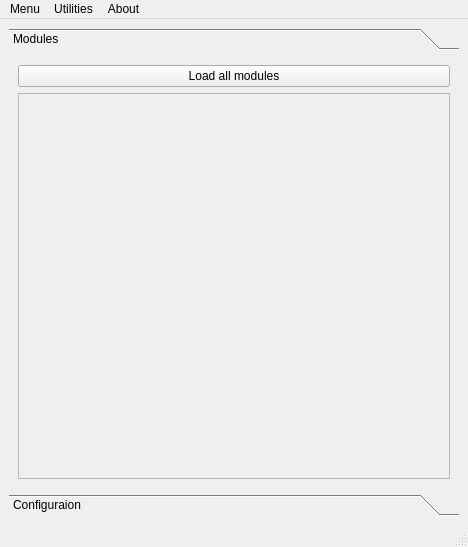
Qt form gui/manager/ManagerWindowTemplate.ui (Ulm-IQO/qudi) before a commit.
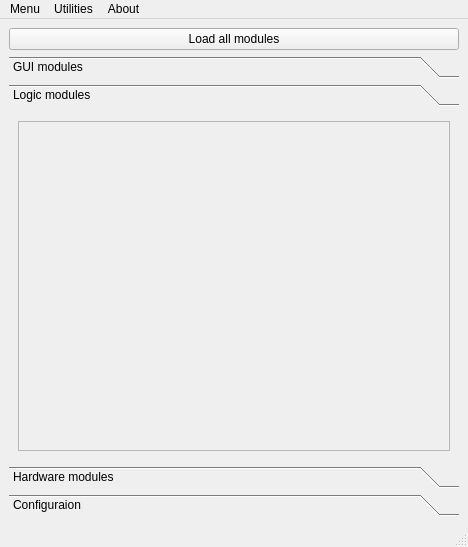
The same form after that commit. The open tabs and pages were chosen to show the change. Icons and pictures are not drawn.

Commit message: A different approach to module reloading

What changed in the file:
```diff
--- a/gui/manager/ManagerWindowTemplate.ui
+++ b/gui/manager/ManagerWindowTemplate.ui
@@ -15,7 +15,7 @@
   </property>
   <widget class="QWidget" name="centralwidget">
    <layout class="QGridLayout" name="gridLayout">
-    <item row="0" column="0">
+    <item row="1" column="0">
      <widget class="QToolBox" name="toolBox">
       <property name="currentIndex">
        <number>0</number>
@@ -26,20 +26,13 @@
          <x>0</x>
          <y>0</y>
          <width>450</width>
-         <height>432</height>
+         <height>348</height>
         </rect>
        </property>
        <attribute name="label">
-        <string>Modules</string>
+        <string>GUI modules</string>
        </attribute>
        <layout class="QGridLayout" name="gridLayout">
-        <item row="0" column="0">
-         <widget class="QPushButton" name="loadAllButton">
-          <property name="text">
-           <string>Load all modules</string>
-          </property>
-         </widget>
-        </item>
         <item row="1" column="0">
          <widget class="QScrollArea" name="scrollArea">
           <property name="widgetResizable">
@@ -51,7 +44,55 @@
              <x>0</x>
              <y>0</y>
              <width>430</width>
-             <height>384</height>
+             <height>328</height>
+            </rect>
+           </property>
+          </widget>
+         </widget>
+        </item>
+       </layout>
+      </widget>
+      <widget class="QWidget" name="logicmod">
+       <attribute name="label">
+        <string>Logic modules</string>
+       </attribute>
+       <layout class="QGridLayout" name="gridLayout">
+        <item row="0" column="0">
+         <widget class="QScrollArea" name="scrollArea">
+          <property name="widgetResizable">
+           <bool>true</bool>
+          </property>
+          <widget class="QWidget" name="logicscroll">
+           <property name="geometry">
+            <rect>
+             <x>0</x>
+             <y>0</y>
+             <width>430</width>
+             <height>328</height>
+            </rect>
+           </property>
+          </widget>
+         </widget>
+        </item>
+       </layout>
+      </widget>
+      <widget class="QWidget" name="hwmod">
+       <attribute name="label">
+        <string>Hardware modules</string>
+       </attribute>
+       <layout class="QGridLayout" name="gridLayout">
+        <item row="0" column="0">
+         <widget class="QScrollArea" name="scrollArea">
+          <property name="widgetResizable">
+           <bool>true</bool>
+          </property>
+          <widget class="QWidget" name="hwscroll">
+           <property name="geometry">
+            <rect>
+             <x>0</x>
+             <y>0</y>
+             <width>430</width>
+             <height>328</height>
             </rect>
            </property>
           </widget>
@@ -85,6 +126,13 @@
       </widget>
      </widget>
     </item>
+    <item row="0" column="0">
+     <widget class="QPushButton" name="loadAllButton">
+      <property name="text">
+       <string>Load all modules</string>
+      </property>
+     </widget>
+    </item>
    </layout>
   </widget>
   <widget class="QMenuBar" name="menubar">
```
Left out of the diff: 6 changed lines with no effect on the pictures. The commit also changes 3 other files.
